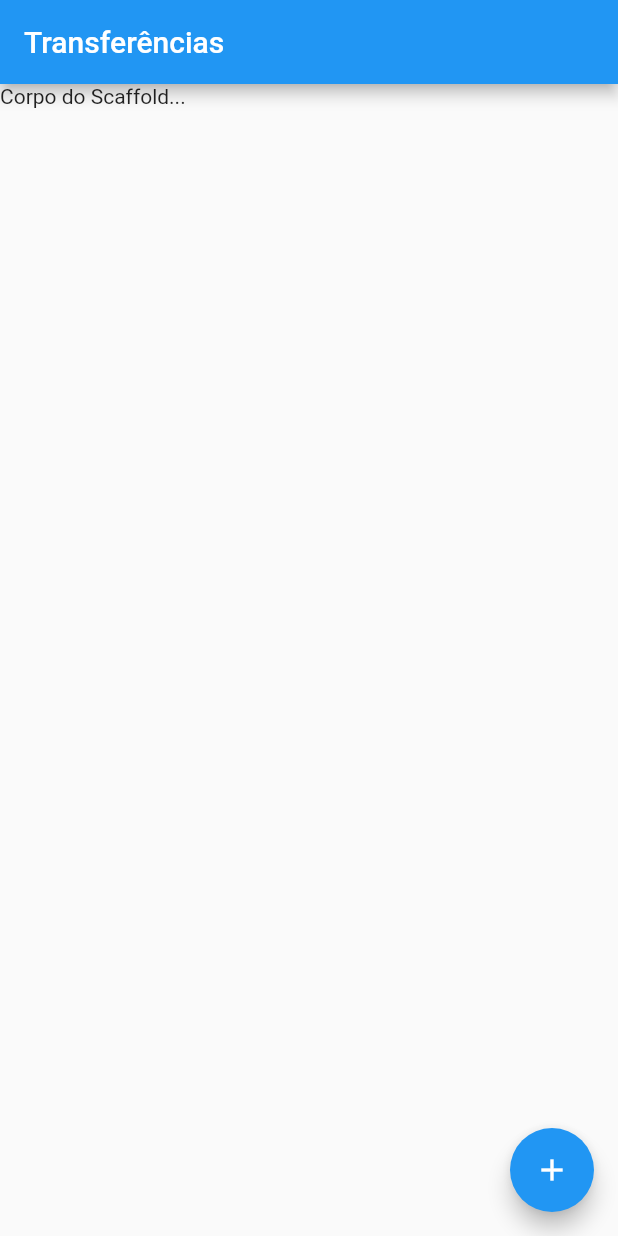
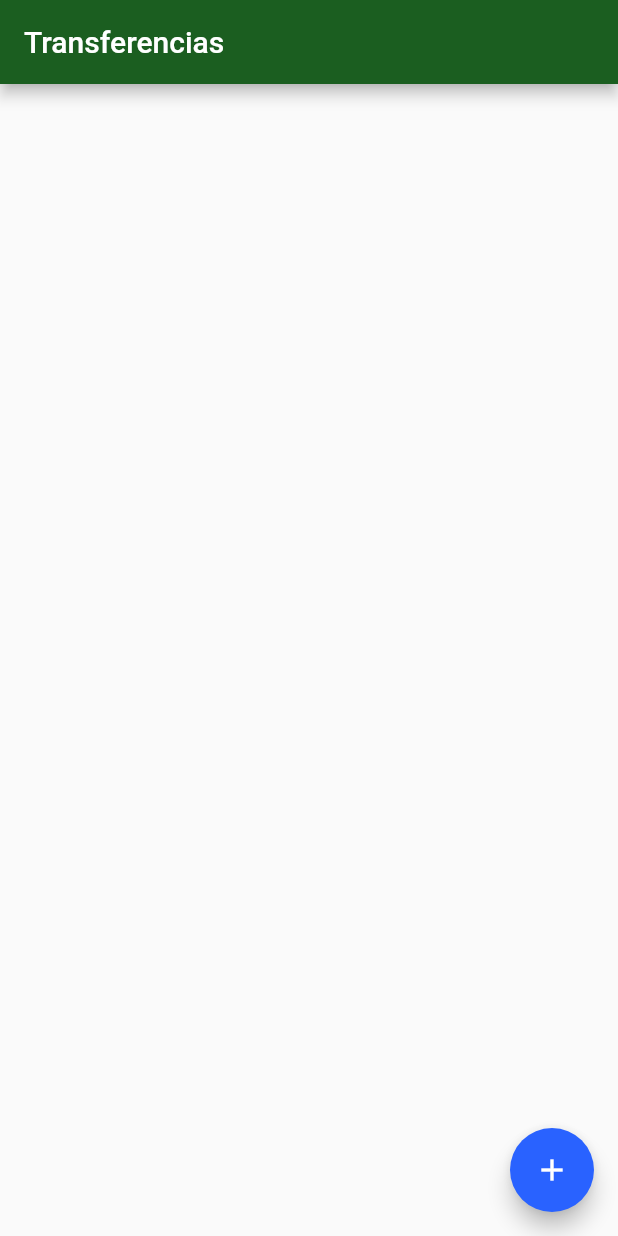
Before and after one commit to Shayanne11/AppFlutter1, a Flutter app: the screen it shows after launch, on a phone screen of 412 x 824 dp. Run offline on Flutter 3.47's test engine with Material 2 defaults, Android fonts, the phone set to English and light mode, and no system bars.

Commit message:
App primeiro byte_bank terminado

```diff
--- a/lib/main.dart
+++ b/lib/main.dart
@@ -1,18 +1,25 @@
+import 'package:Byte_Bank/screens/listagem_transferencia.dart';
 import 'package:flutter/material.dart';
 
 void main() {
-  runApp(MaterialApp(
-      home: Scaffold(
-    appBar: AppBar(
-      title: Text('Transferências'), // title é um widget que recebe outros
-    ),
-    floatingActionButton: FloatingActionButton(
-      child: Icon(Icons.add),
-    ),
-    body: Column(
-      children: [
-        Text('Corpo do Scaffold...'),
-      ],
-    ),
-  )));
+  runApp(
+    BytebankApp(),
+  );
 }
+
+class BytebankApp extends StatelessWidget {
+  @override
+  Widget build(BuildContext context) {
+    return MaterialApp(
+      home: ListaDeTransferencias(),
+      theme: ThemeData(
+        primaryColor: Colors.green[900],
+        accentColor: Colors.blueAccent[700],
+        buttonTheme: ButtonThemeData(
+          buttonColor: Colors.blueAccent[700],
+          textTheme: ButtonTextTheme.primary
+        )
+      )
+    );
+  }
+}
--- /dev/null
+++ b/lib/models/transferencia.dart
@@ -0,0 +1,13 @@
+
+class Transferencia {
+  int conta;
+  double valor;
+
+  Transferencia(this.conta, this.valor);
+
+  @override
+  String toString() {
+    return 'Transferencia{conta: $conta, valor: $valor}';
+  } // double é o float
+
+}
--- /dev/null
+++ b/lib/screens/listagem_transferencia.dart
@@ -0,0 +1,61 @@
+
+import 'package:Byte_Bank/components/item_de_transferencia.dart';
+import 'package:Byte_Bank/models/transferencia.dart';
+import 'package:flutter/material.dart';
+
+import 'formulario_transferencia.dart';
+
+class ListaDeTransferencias extends StatefulWidget {
+  final List<Transferencia> transferencias = List();
+
+  @override
+  State<StatefulWidget> createState() {
+    return ListaDeTransferenciaState();
+  }
+}
+
+class ListaDeTransferenciaState extends State<ListaDeTransferencias> {
+  @override
+  Widget build(BuildContext context) {
+    debugPrint('*******ListaDeTransferenciasState -> build *****');
+
+    return Scaffold(
+      appBar: AppBar(
+        title: Text('Transferencias'),
+      ),
+      floatingActionButton: FloatingActionButton(
+        child: Icon(Icons.add),
+
+        onPressed: () {
+          Future<Transferencia> future =
+          Navigator.push(context, MaterialPageRoute(builder: (ctx) {
+            return FormularioDeTransferencia();
+          }));
+
+          future.then((transferenciaRecebida) {
+            if (transferenciaRecebida != null) {
+              debugPrint(
+                  'Transferencia recebida no future: $transferenciaRecebida');
+
+              Future.delayed(Duration(seconds: 5)).then((value) {
+                setState(() {
+                  widget.transferencias.add(transferenciaRecebida);
+                  debugPrint('Lista atualizada:' +
+                      widget.transferencias.length.toString());
+                });
+              });
+
+            }
+          });
+        }, // onPressed
+      ),
+      body: ListView.builder(
+        itemCount: widget.transferencias.length,
+        itemBuilder: (BuildContext context, int index) {
+          final Transferencia transferencia = widget.transferencias[index];
+          return ItemDeTransferencia(transferencia);
+        },
+      ),
+    );
+  } // build
+}
```
Also changed, not shown: lib/components/campo_texto.dart (added, +32 -0 lines), lib/components/item_de_transferencia.dart (added, +20 -0 lines), lib/screens/formulario_transferencia.dart (added, +60 -0 lines).
